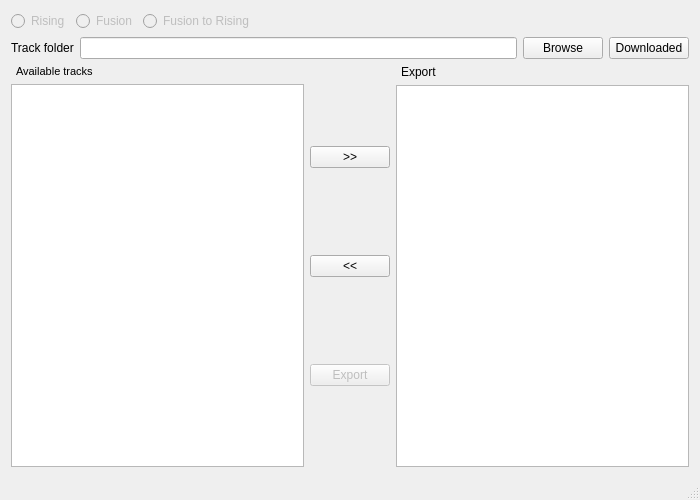
First picture: the form in TrialsEditorTool/trialseditortool.ui, repository Vitist/trials-editor-tool-2, before the edit.
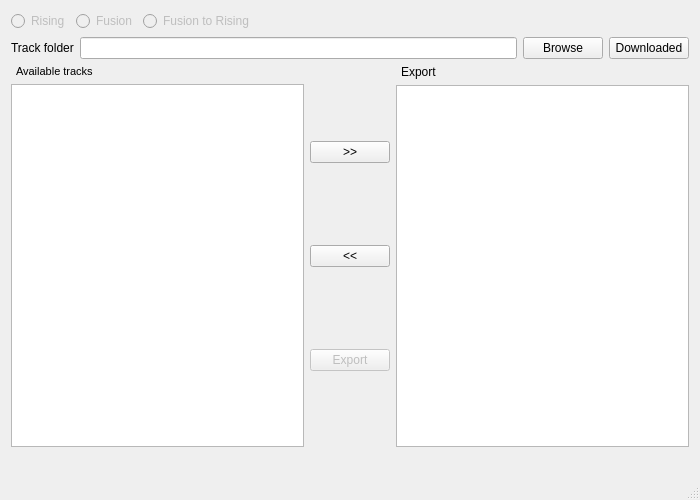
Second picture: the form after the edit.

Commit message: Add FreeImage library for extracting track thumbnails

What changed in the file:
```diff
--- a/TrialsEditorTool/trialseditortool.ui
+++ b/TrialsEditorTool/trialseditortool.ui
@@ -192,6 +192,13 @@
       </item>
      </layout>
     </item>
+    <item>
+     <widget class="QLabel" name="trackThumbnailTest">
+      <property name="text">
+       <string/>
+      </property>
+     </widget>
+    </item>
    </layout>
   </widget>
   <widget class="QMenuBar" name="menuBar">
```
The commit also changes 9 other files.
